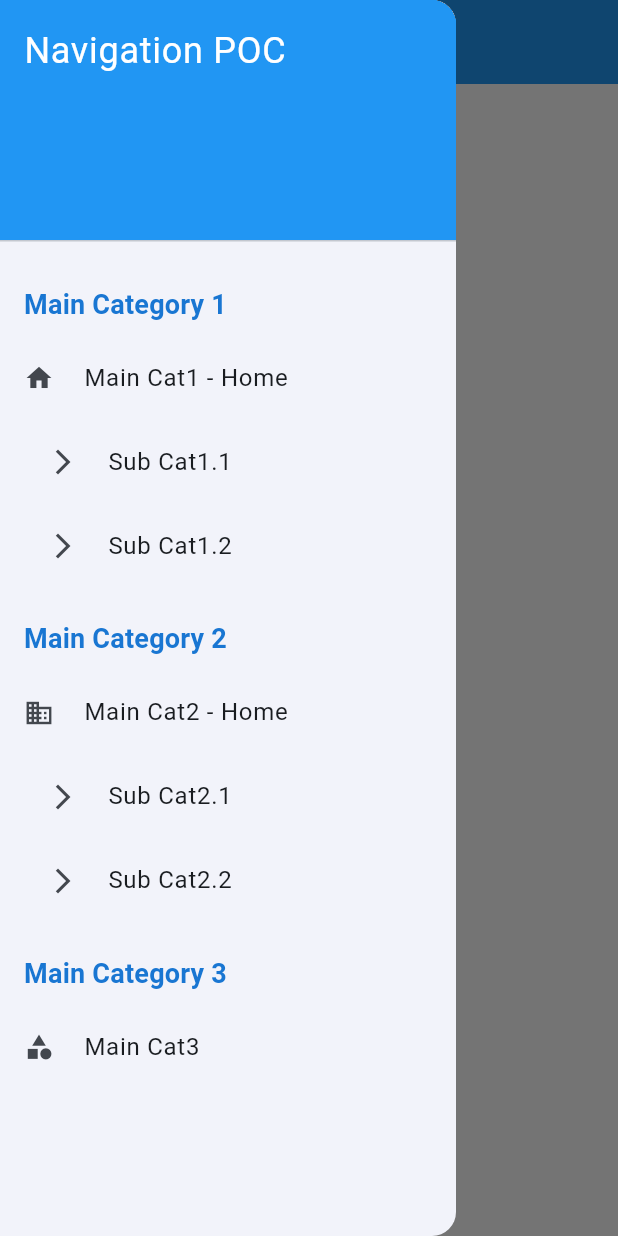
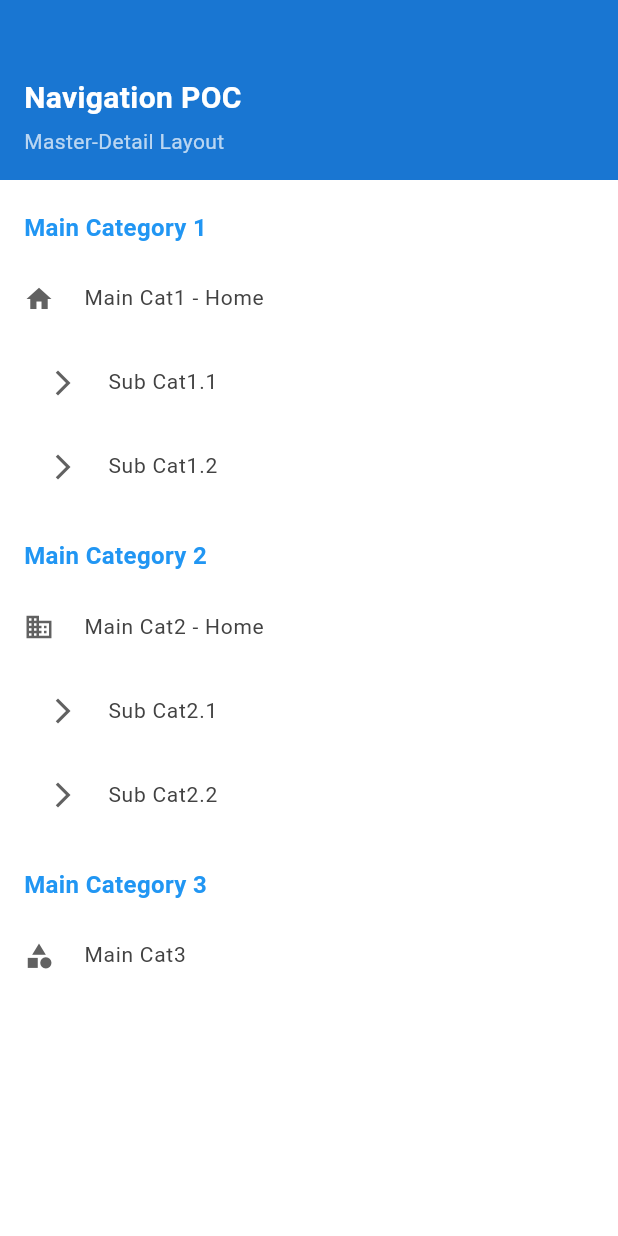
Before and after one commit to EngMahmoudMagdy/flutter_nav_poc, a Flutter app: the screen it shows after launch, with the side drawer open, on a phone screen of 412 x 824 dp. Run offline on Flutter 3.47's test engine with Material 3 defaults, Android fonts, the phone set to English and light mode, and no system bars; our stand-ins replace auto_route.

Commit message:
a new app drawer added

```diff
--- a/lib/app_drawer.dart
+++ b/lib/app_drawer.dart
@@ -1,5 +1,5 @@
+import 'package:auto_route/auto_route.dart';
 import 'package:flutter/material.dart';
-import 'package:auto_route/auto_route.dart';
 import 'package:nav_poc/route/app_router.dart';
 
 class AppDrawer extends StatelessWidget {
@@ -7,86 +7,118 @@ class AppDrawer extends StatelessWidget {
 
   @override
   Widget build(BuildContext context) {
-    return Drawer(
+    return Container(
+      color: Colors.white,
+      child: Column(
+        children: [
+          // Drawer header
+          Container(
+            height: 120,
+            width: double.infinity,
+            decoration: BoxDecoration(color: Colors.blue.shade700),
+            child: const Padding(
+              padding: EdgeInsets.all(16.0),
+              child: Column(
+                mainAxisAlignment: MainAxisAlignment.end,
+                crossAxisAlignment: CrossAxisAlignment.start,
+                children: [
+                  Text(
+                    'Navigation POC',
+                    style: TextStyle(
+                      color: Colors.white,
+                      fontSize: 20,
+                      fontWeight: FontWeight.bold,
+                    ),
+                  ),
+                  SizedBox(height: 4),
+                  Text(
+                    'Master-Detail Layout',
+                    style: TextStyle(color: Colors.white70, fontSize: 14),
+                  ),
+                ],
+              ),
+            ),
+          ),
+          Expanded(
             child: ListView(
               padding: EdgeInsets.zero,
               children: [
-          const DrawerHeader(
-            decoration: BoxDecoration(
-              color: Colors.blue,
-            ),
-            child: Text(
-              'Navigation POC',
-              style: TextStyle(
-                color: Colors.white,
-                fontSize: 24,
-              ),
-            ),
-          ),
-          _buildSectionHeader(context, 'Main Category 1'),
+                _buildSectionHeader('Main Category 1'),
                 _buildDrawerItem(
                   context,
                   'Main Cat1 - Home',
                   Icons.home,
-                () => context.pushRoute(const MainCat1Route()),
+                  () => _navigateToRoute(context, const MainCat1Route()),
                 ),
                 _buildDrawerItem(
                   context,
                   'Sub Cat1.1',
                   Icons.arrow_forward_ios,
-                () => context.pushRoute(const Main1SubCat1Route()),
+                  () => _navigateToRoute(context, const Main1SubCat1Route()),
                   indent: 16.0,
                 ),
                 _buildDrawerItem(
                   context,
                   'Sub Cat1.2',
                   Icons.arrow_forward_ios,
-                () => context.pushRoute(const Main1SubCat2Route()),
+                  () => _navigateToRoute(context, const Main1SubCat2Route()),
                   indent: 16.0,
                 ),
 
-          _buildSectionHeader(context, 'Main Category 2'),
+                _buildSectionHeader('Main Category 2'),
                 _buildDrawerItem(
                   context,
                   'Main Cat2 - Home',
                   Icons.business,
-                () => context.pushRoute(const MainCat2Route()),
+                  () => _navigateToRoute(context, const MainCat2Route()),
                 ),
                 _buildDrawerItem(
                   context,
                   'Sub Cat2.1',
                   Icons.arrow_forward_ios,
-                () => context.pushRoute(const Main2SubCat1Route()),
+                  () => _navigateToRoute(context, const Main2SubCat1Route()),
                   indent: 16.0,
                 ),
                 _buildDrawerItem(
                   context,
                   'Sub Cat2.2',
                   Icons.arrow_forward_ios,
-                () => context.pushRoute(const Main2SubCat2Route()),
+                  () => _navigateToRoute(context, const Main2SubCat2Route()),
                   indent: 16.0,
                 ),
 
-          _buildSectionHeader(context, 'Main Category 3'),
+                _buildSectionHeader('Main Category 3'),
                 _buildDrawerItem(
                   context,
                   'Main Cat3',
                   Icons.category,
-                () => context.pushRoute(const MainCat3Route()),
+                  () => _navigateToRoute(context, const MainCat3Route()),
+                ),
+              ],
+            ),
           ),
         ],
       ),
     );
   }
 
-  Widget _buildSectionHeader(BuildContext context, String title) {
+  void _navigateToRoute(BuildContext context, PageRouteInfo route) {
+    // For mobile, close the drawer after navigation
+    if (MediaQuery.of(context).size.width < 600) {
+      Navigator.pop(context);
+    }
+    context.pushRoute(route);
+  }
+
+  Widget _buildSectionHeader(String title) {
     return Padding(
       padding: const EdgeInsets.fromLTRB(16, 20, 16, 8),
       child: Text(
         title,
-        style: Theme.of(context).textTheme.titleMedium?.copyWith(
+        style: const TextStyle(
           fontWeight: FontWeight.bold,
-          color: Colors.blue.shade700,
+          color: Colors.blue,
+          fontSize: 16,
         ),
       ),
     );
@@ -102,12 +134,14 @@ class AppDrawer extends StatelessWidget {
     return Padding(
       padding: EdgeInsets.only(left: indent),
       child: ListTile(
-        leading: Icon(icon, size: 20),
-        title: Text(title),
-        onTap: () {
-          Navigator.pop(context); // Close drawer
-          onTap();
-        },
+        leading: Icon(icon, size: 20, color: Colors.grey.shade700),
+        title: Text(
+          title,
+          style: TextStyle(color: Colors.grey.shade800, fontSize: 14),
+        ),
+        onTap: onTap,
+        contentPadding: const EdgeInsets.symmetric(horizontal: 16),
+        minLeadingWidth: 24,
       ),
     );
   }
--- a/lib/app_scaffold.dart
+++ /dev/null
@@ -1,30 +0,0 @@
-import 'package:flutter/material.dart';
-import 'app_drawer.dart';
-
-class AppScaffold extends StatelessWidget {
-  final String title;
-  final Widget body;
-  final Widget? floatingActionButton;
-
-  const AppScaffold({
-    super.key,
-    required this.title,
-    required this.body,
-    this.floatingActionButton,
-  });
-
-  @override
-  Widget build(BuildContext context) {
-    return Scaffold(
-      appBar: AppBar(
-        title: Text(title),
-        backgroundColor: Colors.blue,
-        foregroundColor: Colors.white,
-        elevation: 0,
-      ),
-      drawer: const AppDrawer(),
-      body: body,
-      floatingActionButton: floatingActionButton,
-    );
-  }
-}
--- /dev/null
+++ b/lib/master_details_page.dart
@@ -0,0 +1,83 @@
+import 'package:flutter/material.dart';
+import 'app_drawer.dart';
+
+class MasterDetailScaffold extends StatefulWidget {
+  final String title;
+  final Widget body;
+
+  const MasterDetailScaffold({
+    super.key,
+    required this.title,
+    required this.body,
+  });
+
+  @override
+  State<MasterDetailScaffold> createState() => _MasterDetailScaffoldState();
+}
+
+class _MasterDetailScaffoldState extends State<MasterDetailScaffold> {
+  @override
+  Widget build(BuildContext context) {
+    final isLargeScreen = MediaQuery.of(context).size.width >= 600;
+
+    return Scaffold(
+      appBar: isLargeScreen ? null : AppBar(
+        title: Text(widget.title),
+        backgroundColor: Colors.blue,
+        foregroundColor: Colors.white,
+        leading: IconButton(
+          icon: const Icon(Icons.menu),
+          onPressed: () => Scaffold.of(context).openDrawer(),
+        ),
+      ),
+      body: isLargeScreen ? _buildDesktopLayout(context) : _buildMobileLayout(context),
+      drawer: isLargeScreen ? null : const AppDrawer(),
+    );
+  }
+
+  Widget _buildDesktopLayout(BuildContext context) {
+    return Row(
+      children: [
+        // Drawer as permanent sidebar
+        Container(
+          width: 280,
+          decoration: BoxDecoration(
+            color: Colors.grey.shade100,
+            border: Border(right: BorderSide(color: Colors.grey.shade300)),
+          ),
+          child: const AppDrawer(),
+        ),
+        // Main content area
+        Expanded(
+          child: Column(
+            children: [
+              // App bar for desktop
+              Container(
+                height: 64,
+                color: Colors.blue,
+                child: Center(
+                  child: Text(
+                    widget.title,
+                    style: const TextStyle(
+                      color: Colors.white,
+                      fontSize: 20,
+                      fontWeight: FontWeight.w600,
+                    ),
+                  ),
+                ),
+              ),
+              // Content - Use AutoRouter to handle the current page
+              Expanded(
+                child: widget.body,
+              ),
+            ],
+          ),
+        ),
+      ],
+    );
+  }
+
+  Widget _buildMobileLayout(BuildContext context) {
+    return widget.body;
+  }
+}
--- a/lib/pages/main_cat1/main_cat1.dart
+++ b/lib/pages/main_cat1/main_cat1.dart
@@ -1,6 +1,6 @@
 import 'package:auto_route/auto_route.dart';
 import 'package:flutter/material.dart';
-import 'package:nav_poc/app_scaffold.dart';
+import 'package:nav_poc/master_details_page.dart';
 
 @RoutePage()
 class MainCat1Page extends StatelessWidget {
@@ -8,7 +8,7 @@ class MainCat1Page extends StatelessWidget {
 
   @override
   Widget build(BuildContext context) {
-    return AppScaffold(
+    return MasterDetailScaffold(
       body: Container(
         color: Colors.white.withAlpha(100),
         child: Column(
--- a/lib/pages/main_cat1/sub_cat/main1_sub_cat1.dart
+++ b/lib/pages/main_cat1/sub_cat/main1_sub_cat1.dart
@@ -1,5 +1,6 @@
 import 'package:auto_route/auto_route.dart';
 import 'package:flutter/material.dart';
+import 'package:nav_poc/master_details_page.dart';
 
 @RoutePage()
 class Main1SubCat1Page extends StatelessWidget {
@@ -7,7 +8,8 @@ class Main1SubCat1Page extends StatelessWidget {
 
   @override
   Widget build(BuildContext context) {
-    return Container(
+    return MasterDetailScaffold(
+      body: Container(
         color: Colors.amber.withAlpha(20),
         child: Column(
           mainAxisAlignment: MainAxisAlignment.center,
@@ -21,6 +23,7 @@ class Main1SubCat1Page extends StatelessWidget {
             ),
           ],
         ),
+      ), title: 'Main 1 Sub Cat 1 page',
     );
   }
 }
--- a/lib/pages/main_cat1/sub_cat/main1_sub_cat2.dart
+++ b/lib/pages/main_cat1/sub_cat/main1_sub_cat2.dart
@@ -1,6 +1,6 @@
 import 'package:auto_route/auto_route.dart';
 import 'package:flutter/material.dart';
-import 'package:nav_poc/app_scaffold.dart';
+import 'package:nav_poc/master_details_page.dart';
 
 @RoutePage()
 class Main1SubCat2Page extends StatelessWidget {
@@ -8,7 +8,7 @@ class Main1SubCat2Page extends StatelessWidget {
 
   @override
   Widget build(BuildContext context) {
-    return AppScaffold(
+    return MasterDetailScaffold(
       body: Container(
         color: Colors.amber.withAlpha(20),
         child: Column(
--- a/lib/pages/main_cat2/main_cat2.dart
+++ b/lib/pages/main_cat2/main_cat2.dart
@@ -1,6 +1,6 @@
 import 'package:auto_route/auto_route.dart';
 import 'package:flutter/material.dart';
-import 'package:nav_poc/app_scaffold.dart';
+import 'package:nav_poc/master_details_page.dart';
 
 @RoutePage()
 class MainCat2Page extends StatelessWidget {
@@ -8,7 +8,7 @@ class MainCat2Page extends StatelessWidget {
 
   @override
   Widget build(BuildContext context) {
-    return AppScaffold(
+    return MasterDetailScaffold(
       body: Container(
         color: Colors.red.withAlpha(20),
         child: Column(
--- a/lib/pages/main_cat3/main_cat3.dart
+++ b/lib/pages/main_cat3/main_cat3.dart
@@ -1,6 +1,6 @@
 import 'package:auto_route/auto_route.dart';
 import 'package:flutter/material.dart';
-import 'package:nav_poc/app_scaffold.dart';
+import 'package:nav_poc/master_details_page.dart';
 
 @RoutePage()
 class MainCat3Page extends StatelessWidget {
@@ -8,7 +8,7 @@ class MainCat3Page extends StatelessWidget {
 
   @override
   Widget build(BuildContext context) {
-    return AppScaffold(
+    return MasterDetailScaffold(
       body: Container(
         color: Colors.blue.withAlpha(20),
         child: Column(
--- a/lib/route/app_router.dart
+++ b/lib/route/app_router.dart
@@ -19,68 +19,46 @@ enum AppRoutes {
   mainCat3,
 }
 
-extension AppRoutesExtension on AppRoutes {
-  String get path {
-    switch (this) {
-      case AppRoutes.mainCat1:
-        return '/mainCat1';
-      case AppRoutes.main1SubCat1:
-        return 'SubCat1'; // Relative path for nested route
-      case AppRoutes.main1SubCat2:
-        return 'SubCat2'; // Relative path for nested route
-      case AppRoutes.mainCat2:
-        return '/mainCat2';
-      case AppRoutes.main2SubCat1:
-        return 'SubCat1'; // Relative path for nested route
-      case AppRoutes.main2SubCat2:
-        return 'SubCat2'; // Relative path for nested route
-      case AppRoutes.mainCat3:
-        return '/mainCat3';
-    }
-  }
-}
-
 @AutoRouterConfig(replaceInRouteName: 'Page|Screen|Tab,Route')
 class AppRouter extends RootStackRouter {
   @override
   List<AutoRoute> get routes => [
-    // Main Category 1 with nested routes
-    AutoRoute(
-      path: AppRoutes.mainCat1.path,
+    // Use custom transitions to remove animation
+    CustomRoute(
+      path: '/${AppRoutes.mainCat1.name}',
       page: MainCat1Route.page,
       initial: true,
-      children: [
-        AutoRoute(path: '', page: MainCat1Route.page),
-        AutoRoute(
-          path: AppRoutes.main1SubCat1.path,
+      transitionsBuilder: TransitionsBuilders.noTransition,
+    ),
+    CustomRoute(
+      path: '/${AppRoutes.main1SubCat1.name}',
       page: Main1SubCat1Route.page,
+      transitionsBuilder: TransitionsBuilders.noTransition,
     ),
-        AutoRoute(
-          path: AppRoutes.main1SubCat2.path,
+    CustomRoute(
+      path: '/${AppRoutes.main1SubCat2.name}',
       page: Main1SubCat2Route.page,
+      transitionsBuilder: TransitionsBuilders.noTransition,
     ),
-      ],
+    CustomRoute(
+      path: '/${AppRoutes.mainCat2.name}',
+      page: MainCat2Route.page,
+      transitionsBuilder: TransitionsBuilders.noTransition,
     ),
-    // Main Category 2 with nested routes
-    AutoRoute(
-      path: AppRoutes.mainCat2.path,
-      page: MainCat2Route.page,
-      children: [
-        AutoRoute(path: '', page: MainCat2Route.page),
-        AutoRoute(
-          path: AppRoutes.main2SubCat1.path,
+    CustomRoute(
+      path: '/${AppRoutes.main2SubCat1.name}',
       page: Main2SubCat1Route.page,
+      transitionsBuilder: TransitionsBuilders.noTransition,
     ),
-        AutoRoute(
-          path: AppRoutes.main2SubCat2.path,
+    CustomRoute(
+      path: '/${AppRoutes.main2SubCat2.name}',
       page: Main2SubCat2Route.page,
+      transitionsBuilder: TransitionsBuilders.noTransition,
     ),
-      ],
-    ),
-    // Main Category 3 (no nested routes)
-    AutoRoute(
-      path: AppRoutes.mainCat3.path,
+    CustomRoute(
+      path: '/${AppRoutes.mainCat3.name}',
       page: MainCat3Route.page,
+      transitionsBuilder: TransitionsBuilders.noTransition,
     ),
   ];
 }
```
Also changed, not shown: lib/pages/main_cat2/sub_cat/main2_sub_cat1.dart (+4 -3 lines), lib/pages/main_cat2/sub_cat/main2_sub_cat2.dart (+4 -3 lines). Lines whose indentation alone changed are shown as unchanged.
